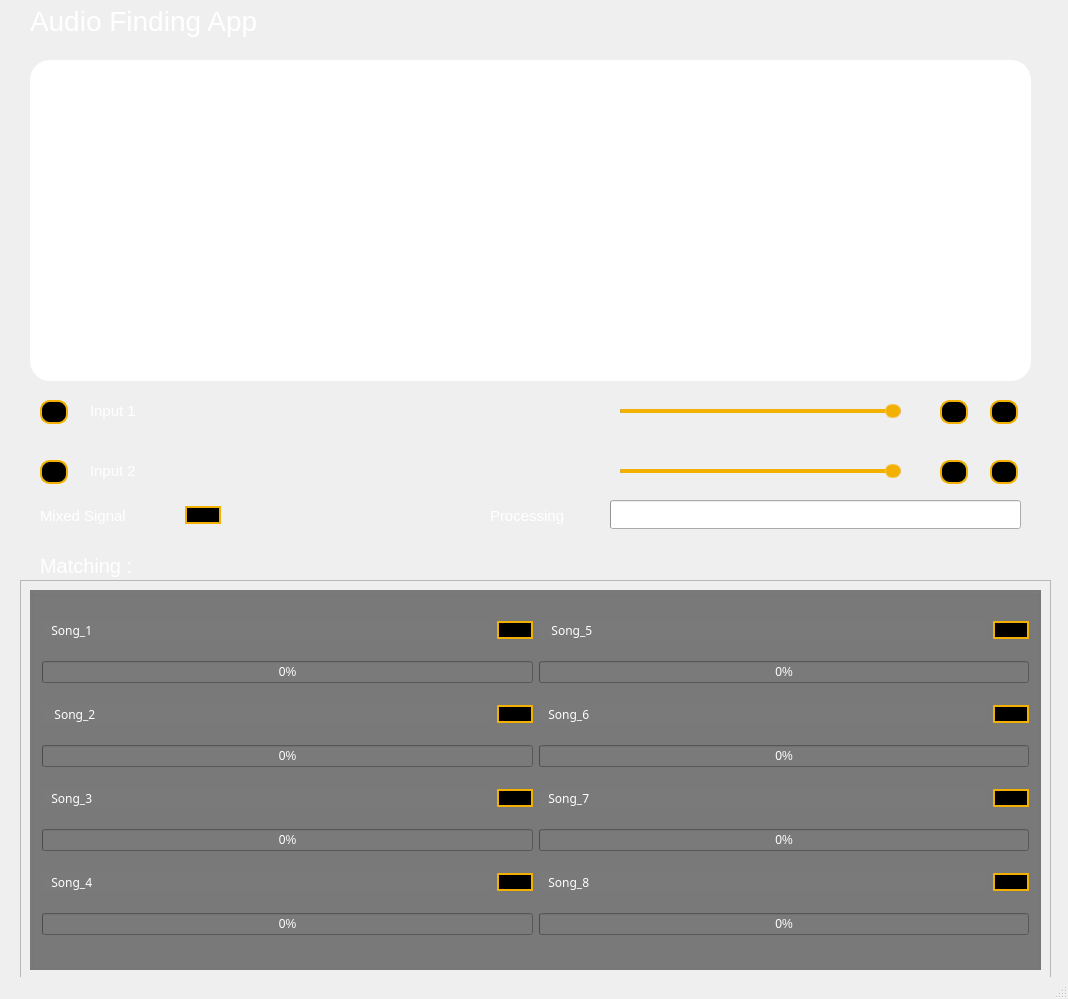
The window that First_UI.ui (MuhamedSalah10/Shazam_Task_5) describes before a commit, drawn with Qt 5.
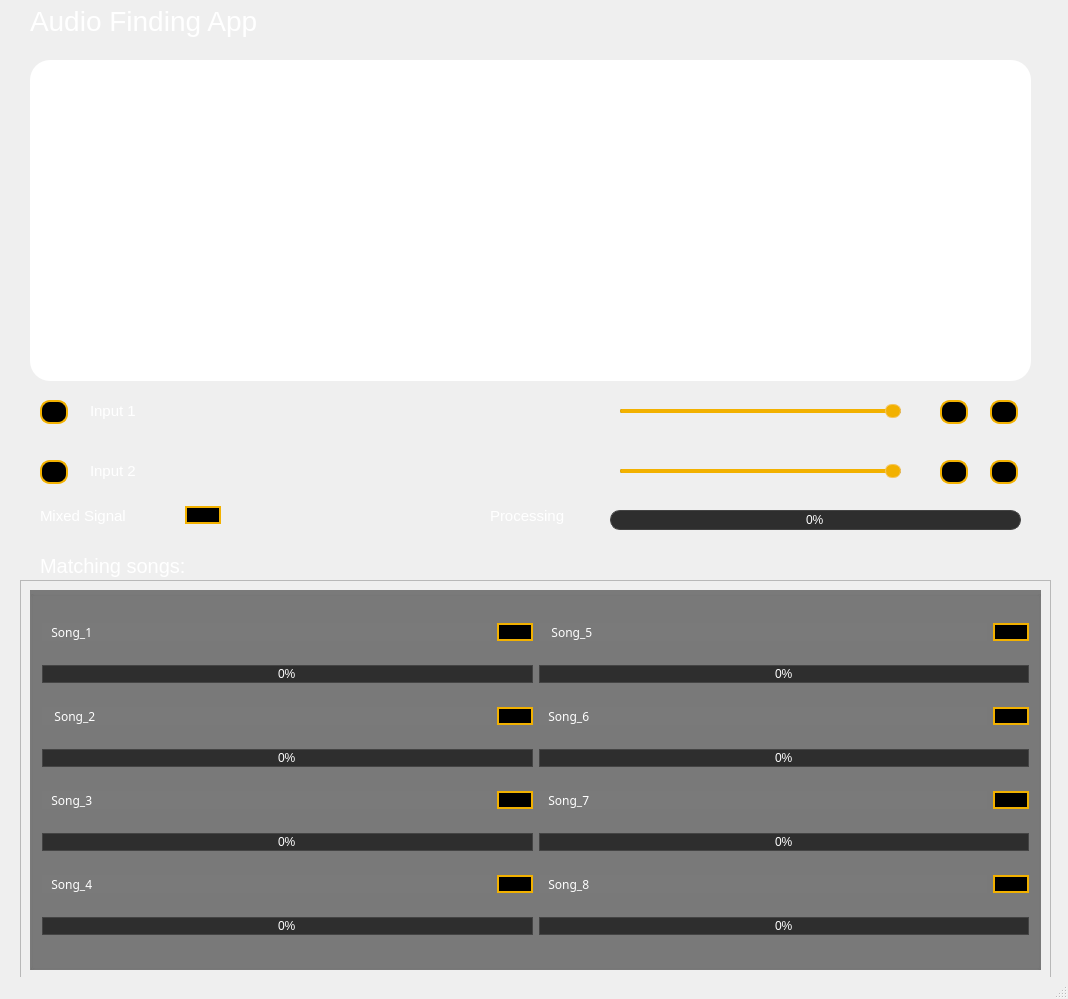
The same window after the commit. Icons and pictures are not drawn.

```diff
--- a/First_UI.ui
+++ b/First_UI.ui
@@ -77,6 +77,23 @@
        <layout class="QGridLayout" name="gridLayout_10">
         <item row="7" column="1">
          <widget class="QProgressBar" name="progressBar_8">
+          <property name="styleSheet">
+           <string notr="true">QProgressBar {
+    border: 1px solid #444444;
+    border-radius: 10px;
+    text-align: center;
+    background: #2e2e2e;
+    color: #ffffff;
+    height: 16px;
+}
+QProgressBar::chunk {
+    background: qlineargradient(x1:0, y1:0, x2:1, y2:0,
+                                stop:0 #f2b100, stop:1 #ffa500); 
+    border-radius: 8px; 
+    border: 1px solid #f2b100;
+}
+</string>
+          </property>
           <property name="value">
            <number>0</number>
           </property>
@@ -84,6 +101,23 @@
         </item>
         <item row="7" column="0">
          <widget class="QProgressBar" name="progressBar_4">
+          <property name="styleSheet">
+           <string notr="true">QProgressBar {
+    border: 1px solid #444444;
+    border-radius: 10px;
+    text-align: center;
+    background: #2e2e2e;
+    color: #ffffff;
+    height: 16px;
+}
+QProgressBar::chunk {
+    background: qlineargradient(x1:0, y1:0, x2:1, y2:0,
+                                stop:0 #f2b100, stop:1 #ffa500); 
+    border-radius: 8px; 
+    border: 1px solid #f2b100;
+}
+</string>
+          </property>
           <property name="value">
            <number>0</number>
           </property>
@@ -132,6 +166,23 @@
         </item>
         <item row="5" column="0">
          <widget class="QProgressBar" name="progressBar_3">
+          <property name="styleSheet">
+           <string notr="true">QProgressBar {
+    border: 1px solid #444444;
+    border-radius: 10px;
+    text-align: center;
+    background: #2e2e2e;
+    color: #ffffff;
+    height: 16px;
+}
+QProgressBar::chunk {
+    background: qlineargradient(x1:0, y1:0, x2:1, y2:0,
+                                stop:0 #f2b100, stop:1 #ffa500); 
+    border-radius: 8px; 
+    border: 1px solid #f2b100;
+}
+</string>
+          </property>
           <property name="value">
            <number>0</number>
           </property>
@@ -139,6 +190,23 @@
         </item>
         <item row="5" column="1">
          <widget class="QProgressBar" name="progressBar_7">
+          <property name="styleSheet">
+           <string notr="true">QProgressBar {
+    border: 1px solid #444444;
+    border-radius: 10px;
+    text-align: center;
+    background: #2e2e2e;
+    color: #ffffff;
+    height: 16px;
+}
+QProgressBar::chunk {
+    background: qlineargradient(x1:0, y1:0, x2:1, y2:0,
+                                stop:0 #f2b100, stop:1 #ffa500); 
+    border-radius: 8px; 
+    border: 1px solid #f2b100;
+}
+</string>
+          </property>
           <property name="value">
            <number>0</number>
           </property>
@@ -228,6 +296,23 @@
         </item>
         <item row="1" column="1">
          <widget class="QProgressBar" name="progressBar_5">
+          <property name="styleSheet">
+           <string notr="true">QProgressBar {
+    border: 1px solid #444444;
+    border-radius: 10px;
+    text-align: center;
+    background: #2e2e2e;
+    color: #ffffff;
+    height: 16px;
+}
+QProgressBar::chunk {
+    background: qlineargradient(x1:0, y1:0, x2:1, y2:0,
+                                stop:0 #f2b100, stop:1 #ffa500); 
+    border-radius: 8px; 
+    border: 1px solid #f2b100;
+}
+</string>
+          </property>
           <property name="value">
            <number>0</number>
           </property>
@@ -317,6 +402,23 @@
         </item>
         <item row="1" column="0">
          <widget class="QProgressBar" name="progressBar_1">
+          <property name="styleSheet">
+           <string notr="true">QProgressBar {
+    border: 1px solid #444444;
+    border-radius: 10px;
+    text-align: center;
+    background: #2e2e2e;
+    color: #ffffff;
+    height: 16px;
+}
+QProgressBar::chunk {
+    background: qlineargradient(x1:0, y1:0, x2:1, y2:0,
+                                stop:0 #f2b100, stop:1 #ffa500); 
+    border-radius: 8px; 
+    border: 1px solid #f2b100;
+}
+</string>
+          </property>
           <property name="value">
            <number>0</number>
           </property>
@@ -324,6 +426,23 @@
         </item>
         <item row="3" column="0">
          <widget class="QProgressBar" name="progressBar_2">
+          <property name="styleSheet">
+           <string notr="true">QProgressBar {
+    border: 1px solid #444444;
+    border-radius: 10px;
+    text-align: center;
+    background: #2e2e2e;
+    color: #ffffff;
+    height: 16px;
+}
+QProgressBar::chunk {
+    background: qlineargradient(x1:0, y1:0, x2:1, y2:0,
+                                stop:0 #f2b100, stop:1 #ffa500); 
+    border-radius: 8px; 
+    border: 1px solid #f2b100;
+}
+</string>
+          </property>
           <property name="value">
            <number>0</number>
           </property>
@@ -454,6 +573,23 @@
         </item>
         <item row="3" column="1">
          <widget class="QProgressBar" name="progressBar_6">
+          <property name="styleSheet">
+           <string notr="true">QProgressBar {
+    border: 1px solid #444444;
+    border-radius: 10px;
+    text-align: center;
+    background: #2e2e2e;
+    color: #ffffff;
+    height: 16px;
+}
+QProgressBar::chunk {
+    background: qlineargradient(x1:0, y1:0, x2:1, y2:0,
+                                stop:0 #f2b100, stop:1 #ffa500); 
+    border-radius: 8px; 
+    border: 1px solid #f2b100;
+}
+</string>
+          </property>
           <property name="value">
            <number>0</number>
           </property>
@@ -618,14 +754,26 @@
     <property name="geometry">
      <rect>
       <x>610</x>
-      <y>500</y>
+      <y>510</y>
       <width>411</width>
-      <height>29</height>
+      <height>20</height>
      </rect>
     </property>
     <property name="styleSheet">
-     <string notr="true">color: white;
-font-size: 15px;
+     <string notr="true">QProgressBar {
+    border: 1px solid #444444;
+    border-radius: 10px;
+    text-align: center;
+    background: #2e2e2e;
+    color: #ffffff;
+    height: 16px;
+}
+QProgressBar::chunk {
+    background: qlineargradient(x1:0, y1:0, x2:1, y2:0,
+                                stop:0 #f2b100, stop:1 #ffa500); 
+    border-radius: 8px; 
+    border: 1px solid #f2b100;
+}
 </string>
     </property>
     <property name="value">
@@ -636,9 +784,9 @@
     <property name="geometry">
      <rect>
       <x>490</x>
-      <y>500</y>
+      <y>490</y>
       <width>91</width>
-      <height>31</height>
+      <height>51</height>
      </rect>
     </property>
     <property name="styleSheet">
@@ -909,7 +1057,7 @@
      <rect>
       <x>40</x>
       <y>550</y>
-      <width>1001</width>
+      <width>241</width>
       <height>31</height>
      </rect>
     </property>
@@ -918,7 +1066,7 @@
 color: white;</string>
     </property>
     <property name="text">
-     <string>Matching : </string>
+     <string>Matching songs:</string>
     </property>
    </widget>
   </widget>
```
